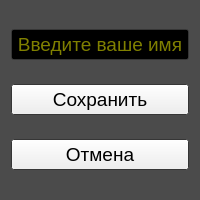
MikhailKundin/Tetris, file src/ui/SaveResultsWgt.ui: the form before one commit.
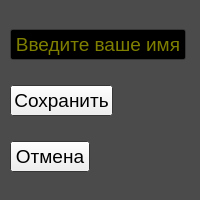
The form after the commit.

Diff of the .ui file:
```diff
--- a/src/ui/SaveResultsWgt.ui
+++ b/src/ui/SaveResultsWgt.ui
@@ -104,9 +104,24 @@
   <property name="windowTitle">
    <string>Form</string>
   </property>
+  <widget class="QWidget" name="verticalLayoutWidget">
+   <property name="geometry">
+    <rect>
+     <x>10</x>
+     <y>10</y>
+     <width>186</width>
+     <height>181</height>
+    </rect>
+   </property>
   <layout class="QVBoxLayout" name="verticalLayout">
    <item>
     <widget class="QLineEdit" name="lineEdit">
+      <property name="sizePolicy">
+       <sizepolicy hsizetype="Fixed" vsizetype="Fixed">
+        <horstretch>0</horstretch>
+        <verstretch>0</verstretch>
+       </sizepolicy>
+      </property>
      <property name="palette">
       <palette>
        <active>
@@ -469,7 +484,7 @@
    <item>
     <widget class="QPushButton" name="pushButton">
      <property name="sizePolicy">
-      <sizepolicy hsizetype="Minimum" vsizetype="Fixed">
+       <sizepolicy hsizetype="Fixed" vsizetype="Fixed">
        <horstretch>0</horstretch>
        <verstretch>0</verstretch>
       </sizepolicy>
@@ -487,7 +502,7 @@
    <item>
     <widget class="QPushButton" name="pushButton_2">
      <property name="sizePolicy">
-      <sizepolicy hsizetype="Minimum" vsizetype="Fixed">
+       <sizepolicy hsizetype="Fixed" vsizetype="Fixed">
        <horstretch>0</horstretch>
        <verstretch>0</verstretch>
       </sizepolicy>
@@ -503,6 +518,20 @@
     </widget>
    </item>
   </layout>
+  </widget>
+  <widget class="QLabel" name="back">
+   <property name="geometry">
+    <rect>
+     <x>0</x>
+     <y>0</y>
+     <width>47</width>
+     <height>13</height>
+    </rect>
+   </property>
+   <property name="text">
+    <string/>
+   </property>
+  </widget>
  </widget>
  <resources/>
  <connections/>
```
Lines whose indentation alone changed are shown as unchanged.
